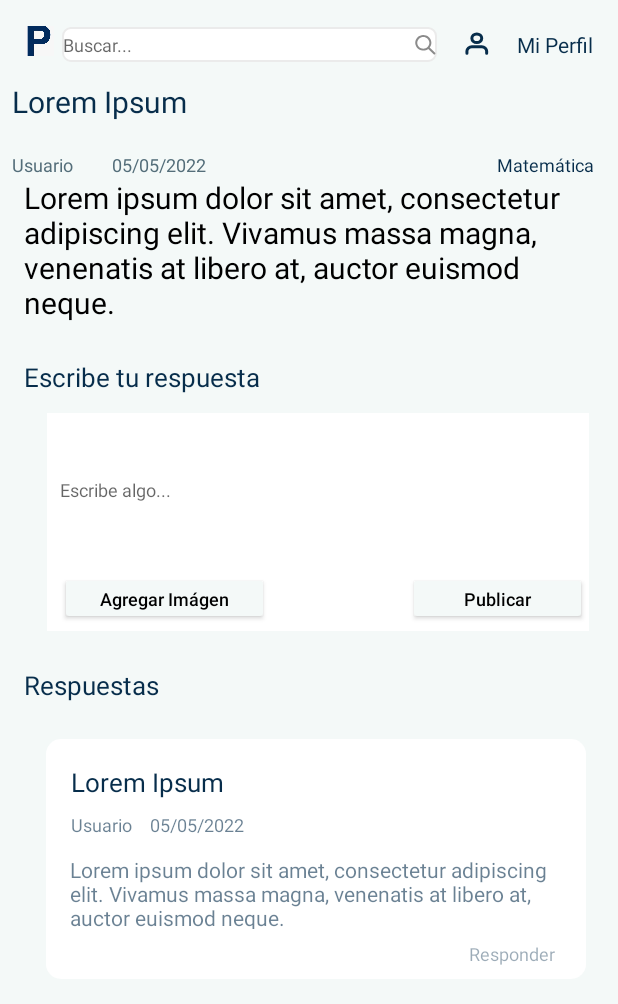
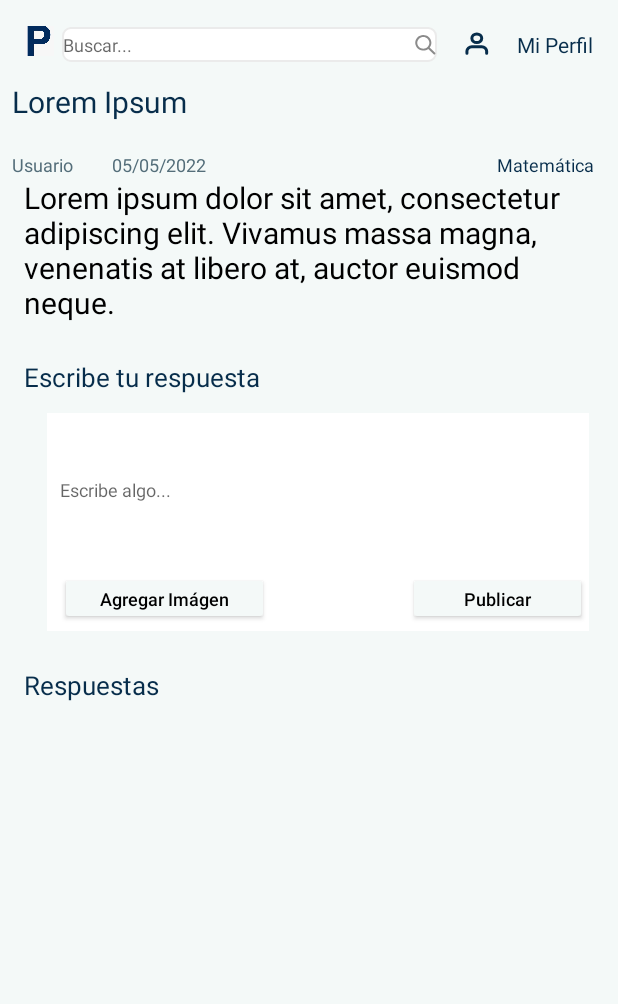
Before and after one commit to ARTEAGA1811/ProyectoPoliAyudaME, an Android app: the VerPreguntaActivity screen opened directly, with no data from a screen before it, on a phone screen of 412 x 824 dp. Shown: the top 1004 px of the screen. Run offline under Robolectric (Android 15) with nearby library versions, the phone set to English and light mode, and no system bars; our stand-ins replace Firebase (no records; nobody signed in at launch, a user with empty details on screens opened directly).

Commit message:
Ver pregunta y respuestas

```diff
--- a/app/src/main/java/com/grupo6/myapplication/LoginActivity.kt
+++ b/app/src/main/java/com/grupo6/myapplication/LoginActivity.kt
@@ -43,7 +43,7 @@ class LoginActivity : AppCompatActivity() {
             //Guardar datos en preferencias.
             GuardarDatosEnPreferencias()
             AutenticarUsuario(email, clave)
-            finish()
+
         }
     }
 
--- a/app/src/main/java/com/grupo6/myapplication/Pregunta.kt
+++ b/app/src/main/java/com/grupo6/myapplication/Pregunta.kt
@@ -1,9 +1,11 @@
 package com.grupo6.myapplication
 
 import java.time.LocalDateTime
+var idContadorPregunta: Int = 0
+data class Pregunta(var idPregunta: String, var titulo:String,var descripcion:String, var usuario:String, var fecha:String){
 
-data class Pregunta(var titulo:String,var descripcion:String, var usuario:String, var fecha:String){
-    constructor():this("","", "", "")
+    constructor():this("pregunta" + (idContadorPregunta++.toString()),"","", "", ""
+    )
 
 
 }
--- a/app/src/main/res/layout/activity_ver_pregunta.xml
+++ b/app/src/main/res/layout/activity_ver_pregunta.xml
@@ -163,75 +163,15 @@
         app:layout_constraintStart_toStartOf="parent"
         app:layout_constraintTop_toBottomOf="@+id/fragmentContainerView4" />
 
-    <androidx.constraintlayout.widget.ConstraintLayout
-        android:layout_width="360dp"
-        android:layout_height="160dp"
-        android:layout_marginTop="24dp"
-        android:background="@drawable/cajas_respuestas"
+    <androidx.recyclerview.widget.RecyclerView
+        android:id="@+id/recyclerViewRespuestas"
+        android:layout_width="391dp"
+        android:layout_height="237dp"
+        android:layout_marginStart="13dp"
+        android:layout_marginTop="1dp"
+        android:layout_marginEnd="7dp"
         app:layout_constraintEnd_toEndOf="parent"
-        app:layout_constraintHorizontal_bias="0.588"
         app:layout_constraintStart_toStartOf="parent"
-        app:layout_constraintTop_toBottomOf="@+id/textView10">
-
-        <TextView
-            android:id="@+id/textView7"
-            android:layout_width="wrap_content"
-            android:layout_height="wrap_content"
-            android:layout_marginStart="16dp"
-            android:layout_marginTop="16dp"
-            android:text="@string/tituloRespuestapregunta"
-            android:textColor="#072D4B"
-            android:textSize="17sp"
-            app:layout_constraintStart_toStartOf="parent"
-            app:layout_constraintTop_toTopOf="parent" />
-
-        <TextView
-            android:id="@+id/textView8"
-            android:layout_width="wrap_content"
-            android:layout_height="wrap_content"
-            android:layout_marginStart="16dp"
-            android:layout_marginTop="8dp"
-            android:text="@string/usuario"
-            android:textColor="#99072D4B"
-            android:textSize="12sp"
-            app:layout_constraintStart_toStartOf="parent"
-            app:layout_constraintTop_toBottomOf="@+id/textView7" />
-
-        <TextView
-            android:id="@+id/textView9"
-            android:layout_width="wrap_content"
-            android:layout_height="wrap_content"
-            android:layout_marginStart="12dp"
-            android:layout_marginTop="8dp"
-            android:text="@string/fechaSubida"
-            android:textColor="#99072D4B"
-            android:textSize="12sp"
-            app:layout_constraintStart_toEndOf="@+id/textView8"
-            app:layout_constraintTop_toBottomOf="@+id/textView7" />
-
-        <TextView
-            android:id="@+id/textView11"
-            android:layout_width="321dp"
-            android:layout_height="49dp"
-            android:layout_marginTop="12dp"
-            android:text="@string/ejemploPregunta"
-            android:textColor="#99072D4B"
-            app:layout_constraintEnd_toEndOf="parent"
-            app:layout_constraintHorizontal_bias="0.41"
-            app:layout_constraintStart_toStartOf="parent"
-            app:layout_constraintTop_toBottomOf="@+id/textView8" />
-
-        <TextView
-            android:id="@+id/textViewResponder"
-            android:layout_width="wrap_content"
-            android:layout_height="wrap_content"
-            android:layout_marginTop="8dp"
-            android:layout_marginEnd="20dp"
-            android:text="@string/responder"
-            android:textColor="#66072D4B"
-            android:textSize="12sp"
-            app:layout_constraintEnd_toEndOf="parent"
-            app:layout_constraintTop_toBottomOf="@+id/textView11" />
-    </androidx.constraintlayout.widget.ConstraintLayout>
+        app:layout_constraintTop_toBottomOf="@+id/textView10" />
 
 </androidx.constraintlayout.widget.ConstraintLayout>
```
Also changed, not shown: app/src/main/java/com/grupo6/myapplication/PreguntasInicio.kt (+6 -4 lines), app/src/main/java/com/grupo6/myapplication/Respuesta.kt (added, +9 -0 lines), app/src/main/java/com/grupo6/myapplication/RespuestasAdapter.kt (added, +72 -0 lines), app/src/main/java/com/grupo6/myapplication/VerPreguntaActivity.kt (+52 -3 lines).
